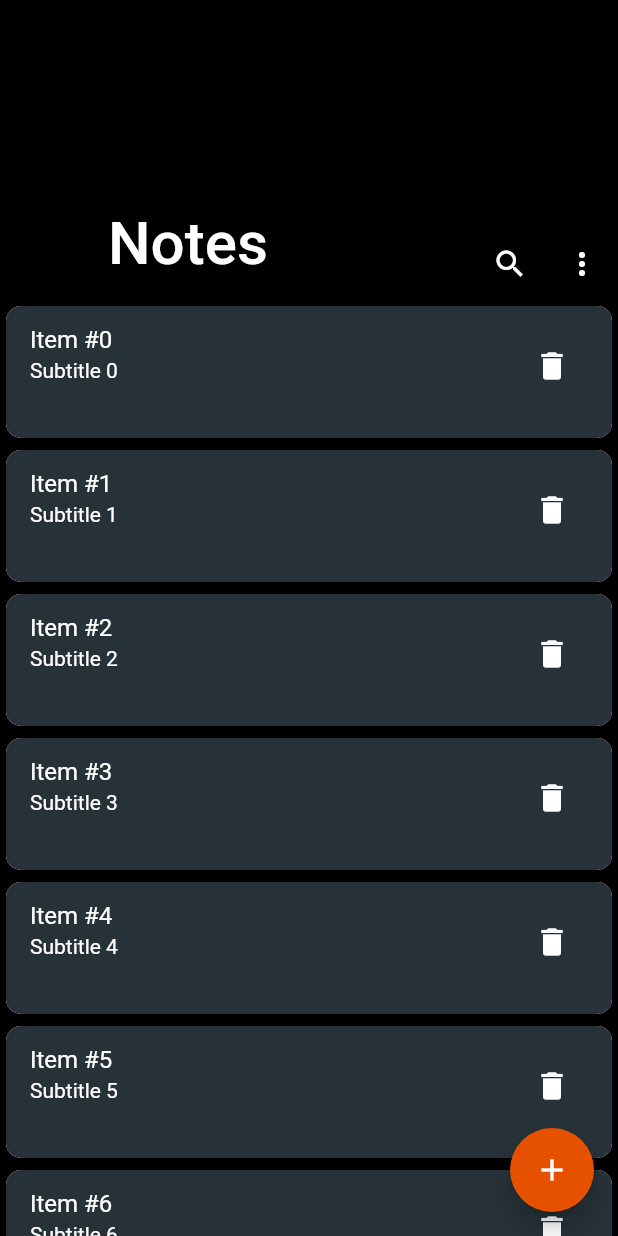
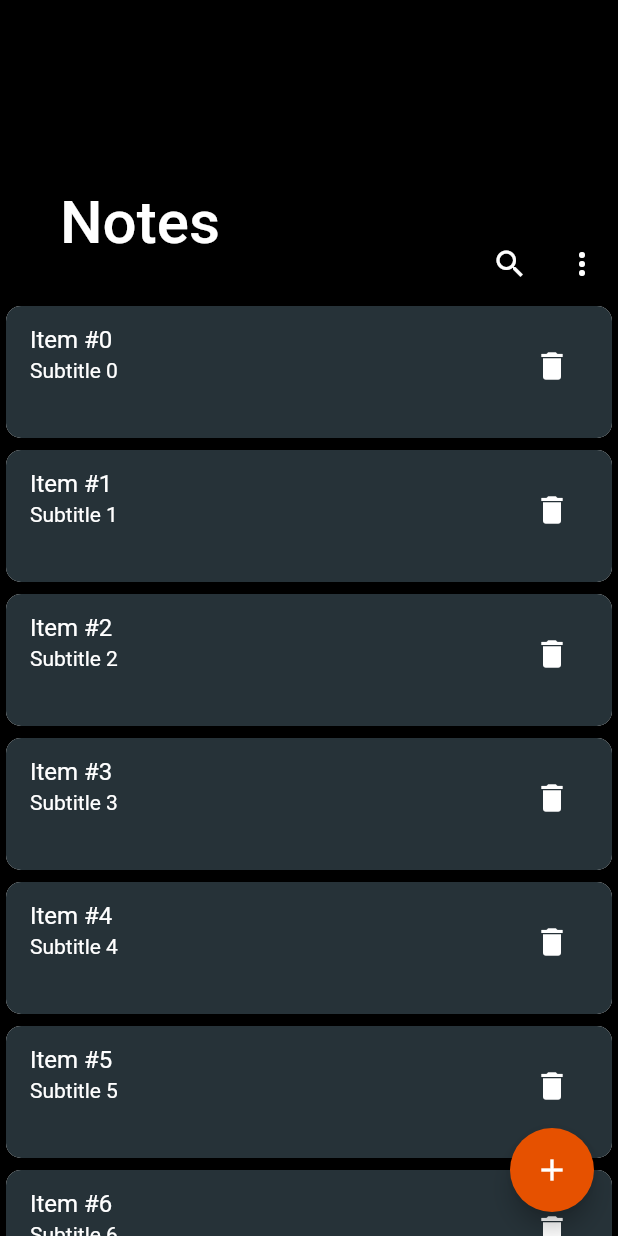
Before and after one commit to Pkisic/student_note_app, a Flutter app: the screen it shows after launch, on a phone screen of 412 x 824 dp. Run offline on Flutter 3.47's test engine with Material 2 defaults, Android fonts, the light colour scheme and no system bars.

Commit message:
Added padding to the title on home page

```diff
--- a/lib/main.dart
+++ b/lib/main.dart
@@ -12,16 +12,14 @@
   Widget build(BuildContext context) {
     return const MaterialApp(
       debugShowCheckedModeBanner: false,
-      title: 'Flutter Demo',
-      home: MyHomePage(title: 'My notes'),
+      title: 'Aplikacija za unos beleski',
+      home: MyHomePage(),
     );
   }
 }
 
 class MyHomePage extends StatefulWidget {
-  const MyHomePage({Key? key, required this.title}) : super(key: key);
-
-  final String title;
+  const MyHomePage({Key? key}) : super(key: key);
 
   @override
   State<MyHomePage> createState() => _MyHomePageState();
@@ -47,6 +45,7 @@
                   const SizedBox(
                     width: 200,
                     child: FlexibleSpaceBar(
+                      titlePadding: EdgeInsets.only(bottom: 30, left: 40),
                       title: Text("Notes"),
                       expandedTitleScale: 2,
                     ),
```
